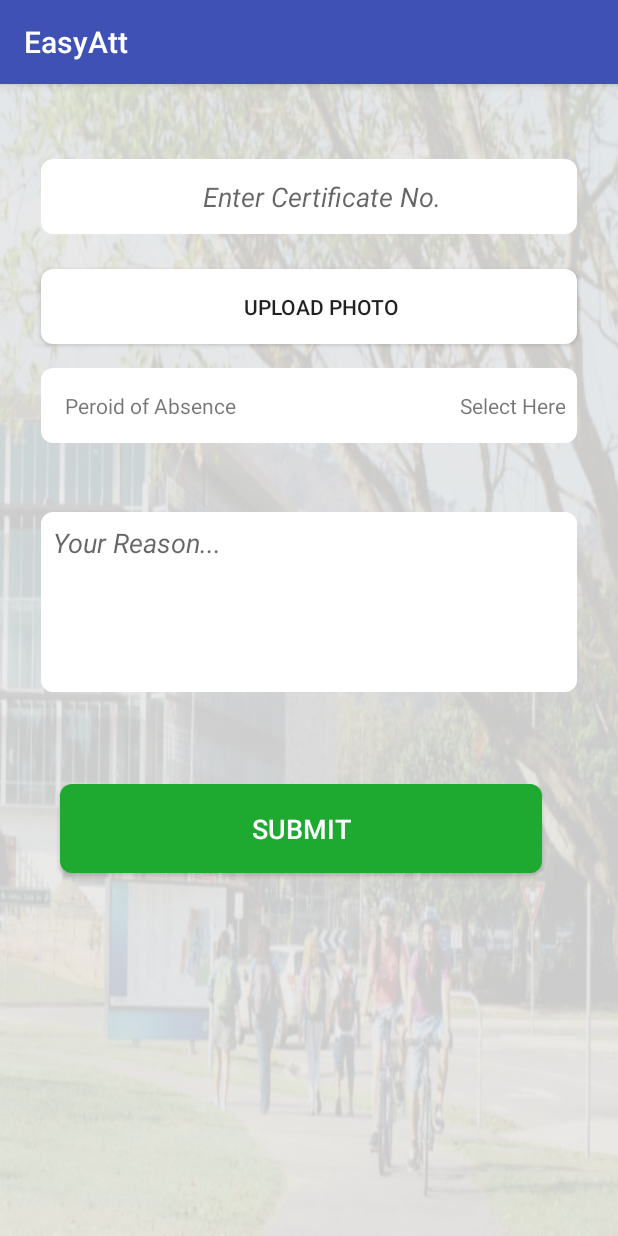
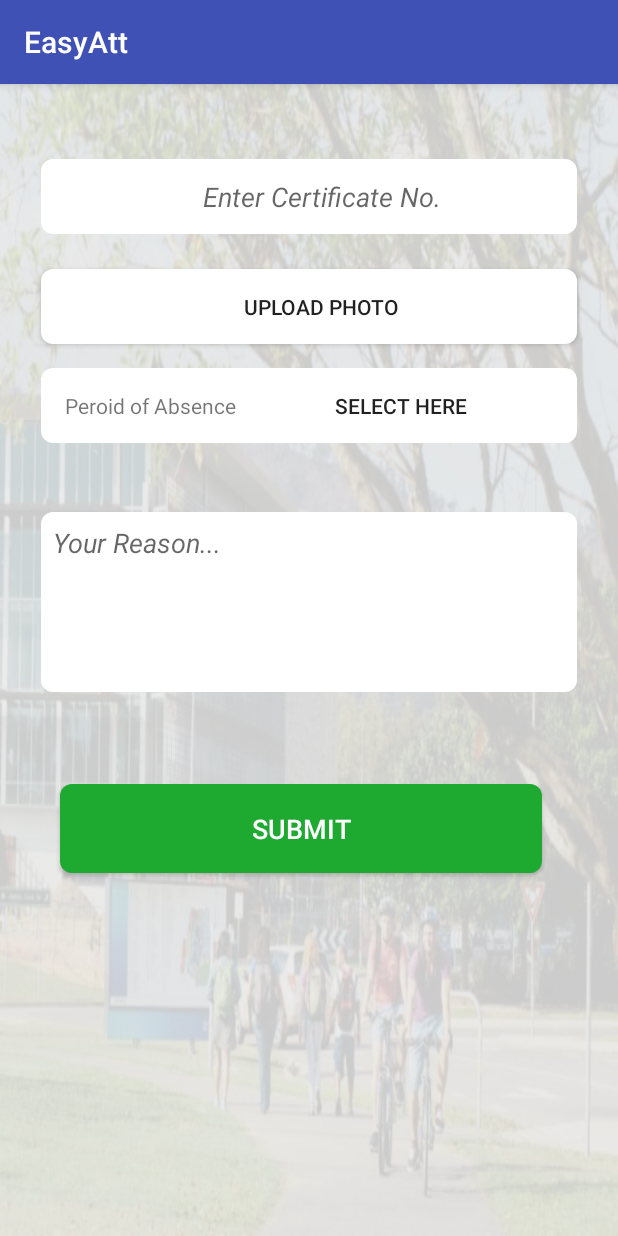
Before and after one commit to AbelLim/Attendance-Application, an Android app: the fragment MedicalLeaveFragment shown on its own in the app's theme, after a tap on "SUBMIT", on a phone screen of 412 x 824 dp. Run offline under Robolectric (Android 15) with nearby library versions, the phone set to English and light mode, and no system bars; our stand-ins replace Firebase (no records; nobody signed in at launch, a user with empty details on screens opened directly); 1 statement that could not run was skipped.

Commit message:
Add date to leave application. Add sanity check when submitting leave application. Remove MainActivity from history stack.

```diff
--- a/app/src/main/AndroidManifest.xml
+++ b/app/src/main/AndroidManifest.xml
@@ -15,7 +15,8 @@
         android:theme="@style/AppTheme">
         <uses-library android:name="org.apache.http.legacy"
             android:required="false"/>
-        <activity android:name=".MainActivity">
+        <activity android:name=".MainActivity"
+            android:noHistory="true">
             <intent-filter>
                 <action android:name="android.intent.action.MAIN" />
 
--- a/app/src/main/java/com/example/arx8l/attendenceapp/LeaveManager.java
+++ b/app/src/main/java/com/example/arx8l/attendenceapp/LeaveManager.java
@@ -11,7 +11,7 @@ public class LeaveManager
 
     public LeaveManager(){}
 
-    public void postLeaveApplication(String userID, String certificateNumber, Uri file, String additionalComment, PostLeaveApplicationListener listener)
+    public void postLeaveApplication(String userID, String certificateNumber, Uri file, String leaveDate, String additionalComment, PostLeaveApplicationListener listener)
     {
         DatabaseReference userDatabase = FirebaseDatabase.getInstance().getReference("leave-applications");
         String key = userDatabase.push().getKey();
@@ -24,7 +24,7 @@ public class LeaveManager
 
             @Override
             public void OnSuccess() {
-                LeaveApplication application = new LeaveApplication(userID, key, certificateNumber, additionalComment);
+                LeaveApplication application = new LeaveApplication(userID, key, certificateNumber, leaveDate, additionalComment);
                 if(key!=null)
                     userDatabase.child(key).setValue(application);
                 listener.OnSuccess();
--- a/app/src/main/java/com/example/arx8l/attendenceapp/MedicalLeaveFragment.java
+++ b/app/src/main/java/com/example/arx8l/attendenceapp/MedicalLeaveFragment.java
@@ -1,12 +1,9 @@
 package com.example.arx8l.attendenceapp;
 
 import android.app.DatePickerDialog;
-import android.app.TimePickerDialog;
 import android.content.Intent;
-import android.graphics.Bitmap;
 import android.net.Uri;
 import android.os.Bundle;
-import android.provider.MediaStore;
 import android.support.annotation.NonNull;
 import android.support.annotation.Nullable;
 import android.support.v4.app.Fragment;
@@ -17,10 +14,8 @@ import android.widget.Button;
 import android.widget.DatePicker;
 import android.widget.EditText;
 import android.widget.LinearLayout;
-import android.widget.TimePicker;
 import android.widget.Toast;
 
-import java.io.IOException;
 import java.util.Calendar;
 
 import static android.app.Activity.RESULT_OK;
@@ -34,6 +29,7 @@ public class MedicalLeaveFragment extends Fragment implements View.OnClickListen
     private int mMonth;
     private int mDay;
     private String userID;
+    private String leaveDate;
 
     private int PICK_IMAGE_REQUEST;
     private Uri attachedFile;
@@ -51,12 +47,12 @@ public class MedicalLeaveFragment extends Fragment implements View.OnClickListen
     }
 
     private void initView(View view) {
-        LinearLayout llDate = view.findViewById(R.id.ll_date);
+        Button btnDate = view.findViewById(R.id.btn_date);
         Button btSubmit = view.findViewById(R.id.bt_submit);
         Button btPhoto = view.findViewById(R.id.bt_photo);
         et_cer = view.findViewById(R.id.et_cer);
         et_reason = view.findViewById(R.id.et_reason);
-        llDate.setOnClickListener(this);
+        btnDate.setOnClickListener(this);
         btSubmit.setOnClickListener(this);
         btPhoto.setOnClickListener(this);
     }
@@ -67,7 +63,7 @@ public class MedicalLeaveFragment extends Fragment implements View.OnClickListen
             case R.id.bt_photo:
                 selectImage();
                 break;
-            case R.id.ll_date:
+            case R.id.btn_date:
                 showTime();
                 break;
             case R.id.bt_submit:
@@ -84,7 +80,8 @@ public class MedicalLeaveFragment extends Fragment implements View.OnClickListen
         DatePickerDialog datePickerDialog = new DatePickerDialog(getActivity(), new DatePickerDialog.OnDateSetListener() {
             @Override
             public void onDateSet(DatePicker view, int year, int month, int dayOfMonth) {
-
+                leaveDate = Integer.toString(year) + "/" + Integer.toString(month+1) + "/" + Integer.toString(dayOfMonth);
+                Toast.makeText(view.getContext(), leaveDate, Toast.LENGTH_SHORT).show();
             }
         },mYear,mMonth,mDay);
 
@@ -115,8 +112,14 @@ public class MedicalLeaveFragment extends Fragment implements View.OnClickListen
         String certificateNumber = et_cer.getText().toString();
         String additionalComment = et_reason.getText().toString();
 
+        if(certificateNumber=="" || attachedFile==null || leaveDate =="" || additionalComment==null)
+        {
+            Toast.makeText(this.getContext(), "Please fill in all fields", Toast.LENGTH_SHORT).show();
+        }
 
-        lm.postLeaveApplication(userID, certificateNumber, attachedFile, additionalComment, new LeaveManager.PostLeaveApplicationListener() {
+        else
+        {
+            lm.postLeaveApplication(userID, certificateNumber, attachedFile, leaveDate, additionalComment, new LeaveManager.PostLeaveApplicationListener() {
                 @Override
                 public void OnStart() {
                     Toast.makeText(view.getContext(), "Uploading files...", Toast.LENGTH_SHORT).show();
@@ -124,6 +127,7 @@ public class MedicalLeaveFragment extends Fragment implements View.OnClickListen
 
                 @Override
                 public void OnSuccess() {
+                    clearFields();
                     startActivity(new Intent(getActivity(),SuccessActivity.class));
                 }
 
@@ -134,3 +138,12 @@ public class MedicalLeaveFragment extends Fragment implements View.OnClickListen
             });
         }
     }
+
+    private void clearFields()
+    {
+        et_cer.setText("");
+        et_reason.setText("");
+        attachedFile = null;
+        leaveDate ="";
+    }
+}
--- a/app/src/main/java/com/example/arx8l/attendenceapp/User.java
+++ b/app/src/main/java/com/example/arx8l/attendenceapp/User.java
@@ -71,7 +71,7 @@ public class User {
     }
 
     public void setTapInTime() {
-        this.tapInTime = new SimpleDateFormat("yyyy/MM/dd HH:mm:ss").format(new Date());
+        this.tapInTime = new SimpleDateFormat("yyyy-MM-dd HH:mm:ss").format(new Date());
     }
 
     public String getTapInTime(){return tapInTime;}
--- a/app/src/main/res/layout/frag_medical.xml
+++ b/app/src/main/res/layout/frag_medical.xml
@@ -61,12 +61,13 @@
             android:gravity="center_vertical"
             android:text="Peroid of Absence" />
 
-        <TextView
+        <Button
+            android:id="@+id/btn_date"
             android:layout_width="0dp"
             android:layout_height="match_parent"
             android:layout_weight="1"
             android:background="@null"
-            android:gravity="right|center_vertical"
+            android:gravity="center_vertical|center"
             android:hint="select here"
             android:paddingRight="8dp"
             android:text="Select Here" />
```
Also changed, not shown: app/src/main/java/com/example/arx8l/attendenceapp/LeaveApplication.java (+11 -1 lines). Lines whose indentation alone changed are shown as unchanged.
